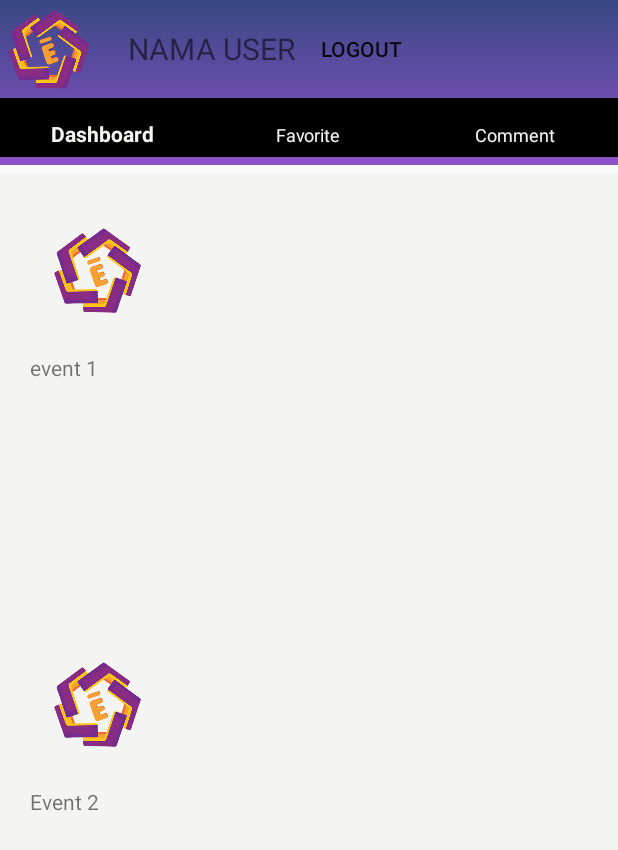
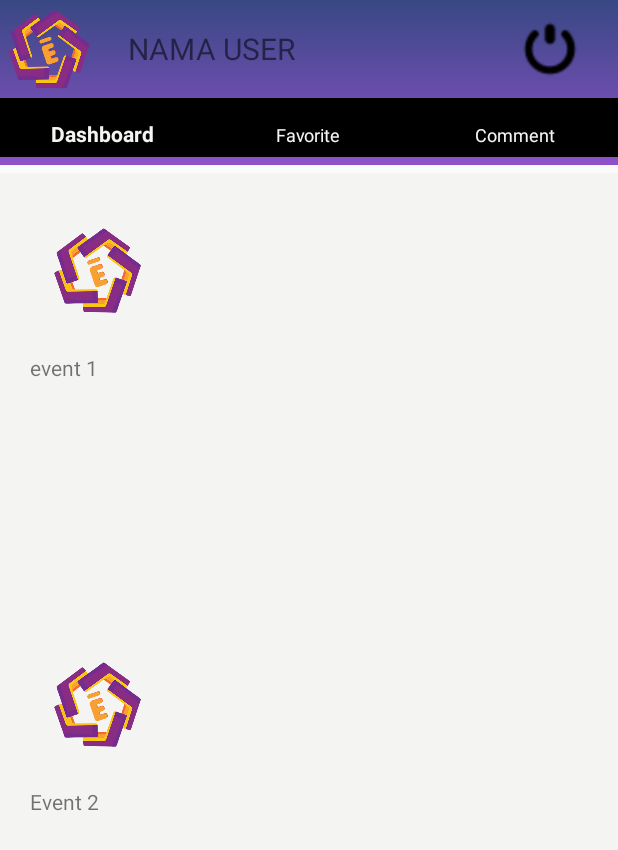
Before and after one commit to aggtrydi/Portal-Event-AMIKOM, an Android app: the MenuActivity screen opened directly, with no data from a screen before it, on a phone screen of 412 x 824 dp. Shown: the top 850 px of the screen. Run offline under Robolectric (Android 15) with nearby library versions, the phone set to English and light mode, and no system bars; our stand-ins replace Firebase (no records; nobody signed in at launch, a user with empty details on screens opened directly), Picasso.

Commit message:
tambah button logout

```diff
--- a/app/src/main/res/layout/activity_menu.xml
+++ b/app/src/main/res/layout/activity_menu.xml
@@ -21,7 +21,7 @@
             android:layout_height="match_parent"
             android:orientation="vertical"
             >
-            <LinearLayout xmlns:app="http://schemas.android.com/apk/res-auto"
+            <LinearLayout
                 android:id="@+id/groupUser"
                 android:layout_width="match_parent"
                 android:layout_height="wrap_content"
@@ -42,12 +42,19 @@
                     android:layout_gravity="center"/>
                 <Button
                     android:id="@+id/btnLogoutUser"
-                    android:layout_width="wrap_content"
-                    android:layout_height="wrap_content"
-                    android:background="@drawable/btn_transparent"
-                    android:text="LogOut"
+                    android:layout_width="40dp"
+                    android:layout_height="40dp"
+                    android:background="@drawable/logout"
                     android:layout_gravity="center|end"
+                    android:layout_marginLeft="150dp"
                     />
+
+<!--                <ImageButton-->
+<!--                    android:id="@+id/btnLogout"-->
+<!--                    android:layout_width="200px"-->
+<!--                    android:layout_height="200px"-->
+<!--                    android:background="@drawable/btn_transparent"-->
+<!--                    app:srcCompat="@drawable/Logout" />-->
 
             </LinearLayout>
 
```
Also changed, not shown: app/src/main/java/com/example/mobile/portaleventamikom/View/MenuActivity.java (+25 -0 lines), app/src/main/res/drawable/logout.png (added).
